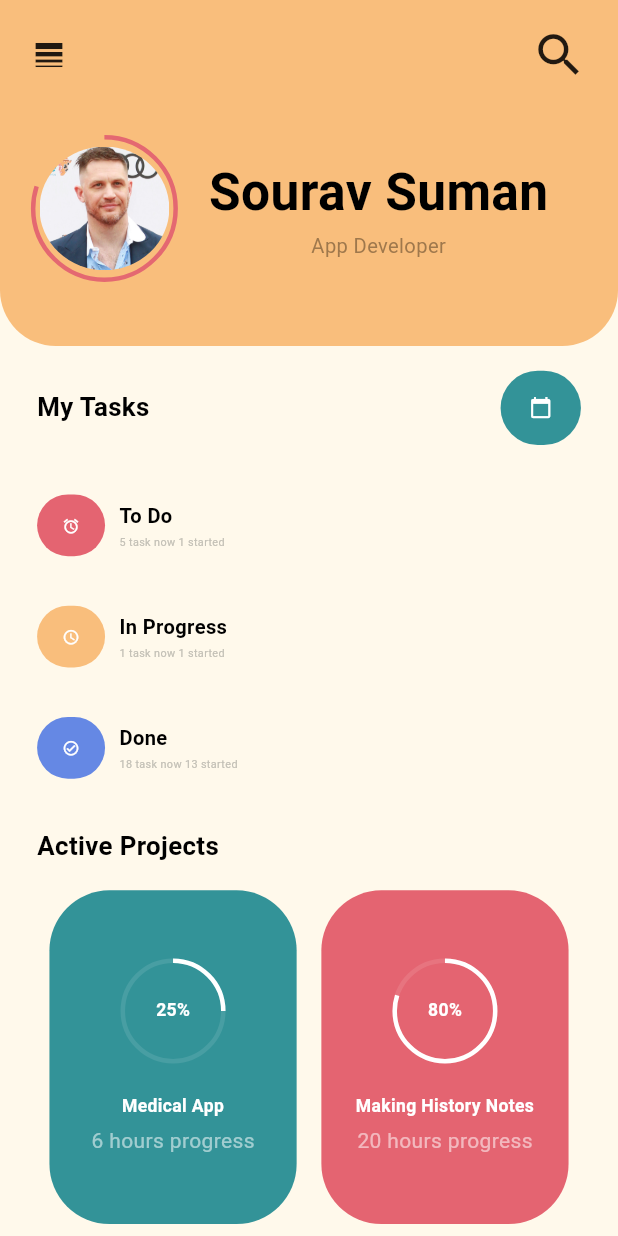
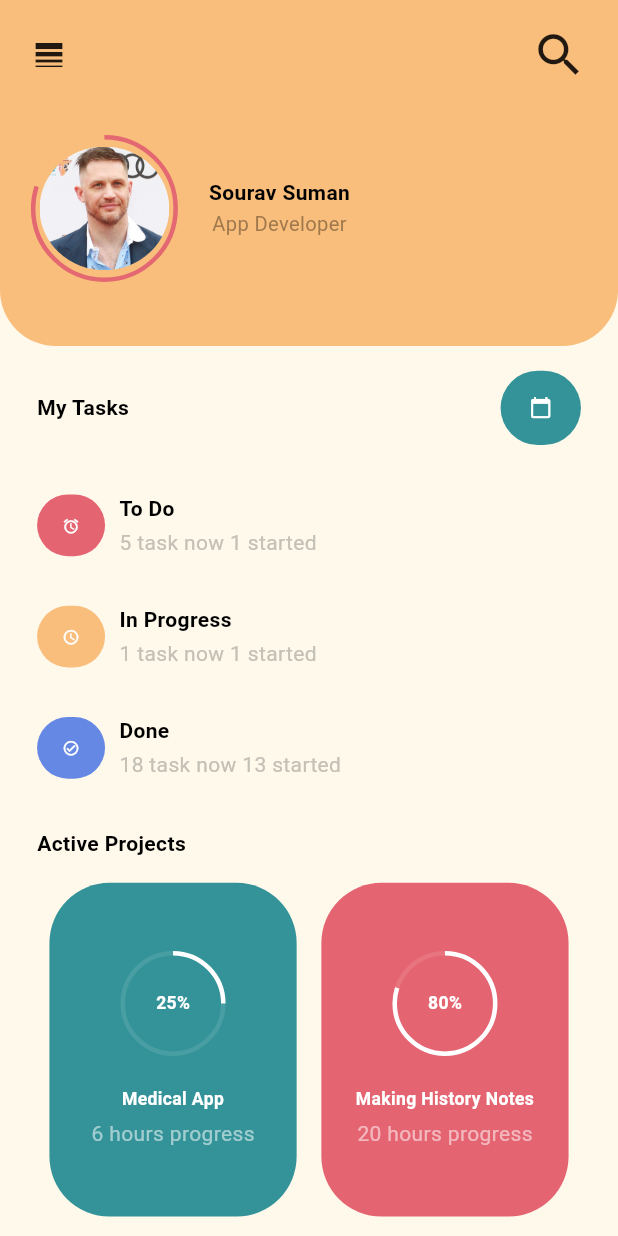
Before and after one commit to abdulawalarif/task_management_app, a Flutter app: the screen it shows after launch, on a phone screen of 412 x 824 dp. Run offline on Flutter 3.47's test engine with Material 3 defaults, Android fonts, the phone set to English and light mode, and no system bars; drawn by our look-alikes of percent_indicator; our stand-ins replace gap, sizer; missing offline and left inert: day_night_time_picker, flutter_rounded_date_picker.

```diff
--- a/lib/ui/screens/home_screen.dart
+++ b/lib/ui/screens/home_screen.dart
@@ -77,9 +77,9 @@ class _HomeScreenState extends State<HomeScreen> {
                     Row(
                       mainAxisAlignment: MainAxisAlignment.spaceBetween,
                       children: [
-                        AppsTitleBoldText(
+                        const  AppsTitleBoldText(
                           title: "My Tasks",
-                          fontSize: 17.sp,
+
                         ),
                         GestureDetector(
                           onTap: (){
@@ -123,9 +123,9 @@ class _HomeScreenState extends State<HomeScreen> {
                       ),
                     ),
                     Gap(3.h),
-                    AppsTitleBoldText(
+                    const  AppsTitleBoldText(
                       title: "Active Projects",
-                      fontSize: 17.sp,
+
                     ),
 
                       Gap(2.h),
@@ -202,9 +202,9 @@ class _HomeScreenState extends State<HomeScreen> {
           Gap(5.w),
           Column(
             children: [
-              AppsTitleBoldText(
+              const  AppsTitleBoldText(
                 title: "Sourav Suman",
-                fontSize: 24.sp,
+
               ),
               Gap(.2.h),
               Text(
--- a/lib/ui/widgets/apps_title_bold_text.dart
+++ b/lib/ui/widgets/apps_title_bold_text.dart
@@ -2,16 +2,16 @@ import 'package:flutter/material.dart';
 
 class AppsTitleBoldText extends StatelessWidget {
   final String title;
-  final fontSize;
+
   const AppsTitleBoldText(
-      {super.key, required this.title, required this.fontSize});
+      {super.key, required this.title});
 
   @override
   Widget build(BuildContext context) {
     return Text(
       title,
       style: TextStyle(
-          color: Colors.black, fontSize: fontSize, fontWeight: FontWeight.bold),
+          color: Colors.black, fontWeight: FontWeight.bold),
     );
   }
 }
--- a/lib/ui/widgets/tasks_icon_title_and_status.dart
+++ b/lib/ui/widgets/tasks_icon_title_and_status.dart
@@ -9,12 +9,13 @@ class TaskIconTitleAndStatus extends StatelessWidget {
   final int nowGoingOn;
   final int started;
   final IconWithBackgroundColorForTasks iconWithBackgroundColorForTasks;
-  const TaskIconTitleAndStatus(
-      {super.key,
-      required this.iconWithBackgroundColorForTasks,
-      required this.taskTitle,
-      required this.nowGoingOn,
-      required this.started});
+  const TaskIconTitleAndStatus({
+    super.key,
+    required this.iconWithBackgroundColorForTasks,
+    required this.taskTitle,
+    required this.nowGoingOn,
+    required this.started,
+  });
 
   @override
   Widget build(BuildContext context) {
@@ -30,14 +31,12 @@ class TaskIconTitleAndStatus extends StatelessWidget {
             children: [
               AppsTitleBoldText(
                 title: taskTitle,
-                fontSize: 15.sp,
               ),
               Gap(.3.h),
               Text(
                 "$nowGoingOn task now $started started",
                 style: TextStyle(
                   color: const Color(0xffC3C0B6),
-                  fontSize: 11.sp,
                 ),
               ),
             ],
--- a/pubspec.yaml
+++ b/pubspec.yaml
@@ -25,3 +25,6 @@ flutter:
   assets:
     - assets/images/
     - assets/
+
+
+    #https://pub.dev/packages/dynamic_timeline
```
Also changed, not shown: lib/ui/screens/todays_task_screen.dart (+44 -19 lines), lib/ui/widgets/todays_task_custom_package.dart (+51 -54 lines).
